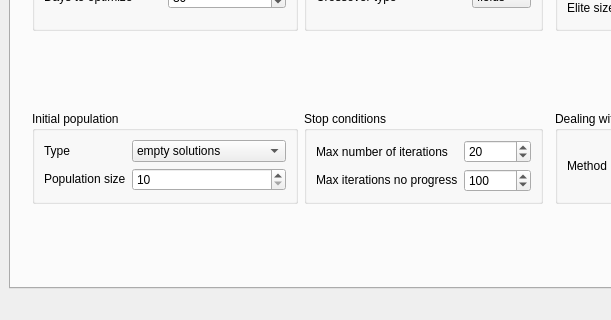
This is gui/form.ui in hudaszekpiotr/InzynierkaProgram as Qt 5 draws it before an edit; both pictures show x 0 to 611 and y 231 to 551 of the 1362 by 551 pixel window. The edited form follows.
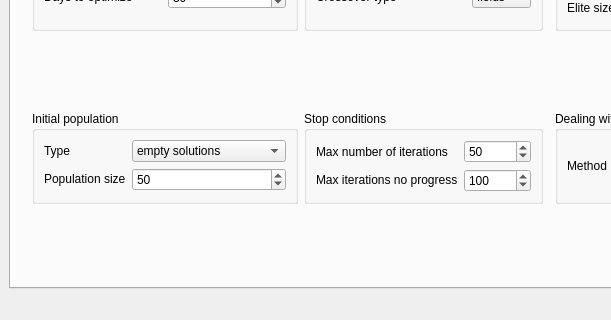
This is the edited form. The open tabs and pages were chosen to show the change.

```diff
--- a/gui/form.ui
+++ b/gui/form.ui
@@ -200,7 +200,7 @@
               <number>999999</number>
              </property>
              <property name="value">
-              <number>10</number>
+              <number>50</number>
              </property>
             </widget>
            </item>
@@ -398,7 +398,7 @@
               <number>9999999</number>
              </property>
              <property name="value">
-              <number>20</number>
+              <number>50</number>
              </property>
             </widget>
            </item>
```
Left out of the diff: 4 changed lines with no effect on the pictures.
